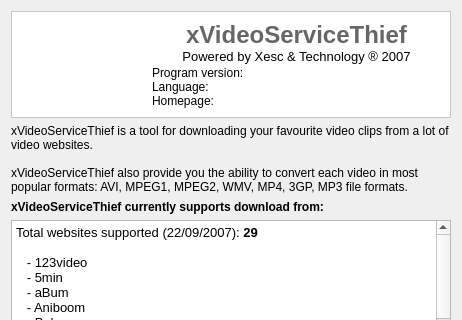
Old version of the form ui/information.ui in the repository ckorn/xvst; both pictures show x 0 to 462 and y 0 to 320 of the 462 by 496 pixel window.
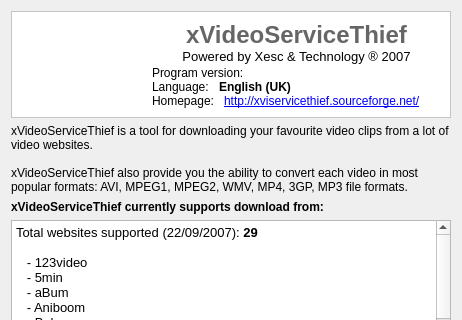
New version of the form. Icons and pictures are not drawn.

Diff of the .ui file:
```diff
--- a/ui/information.ui
+++ b/ui/information.ui
@@ -135,7 +135,7 @@
                <font/>
               </property>
               <property name="text" >
-               <string/>
+               <string>&lt;b>English (UK)&lt;/b></string>
               </property>
              </widget>
             </item>
@@ -165,7 +165,7 @@
                <enum>QFrame::Plain</enum>
               </property>
               <property name="text" >
-               <string/>
+               <string>&lt;a href="http://xviservicethief.sourceforge.net/">http://xviservicethief.sourceforge.net/&lt;/a></string>
               </property>
              </widget>
             </item>
```
